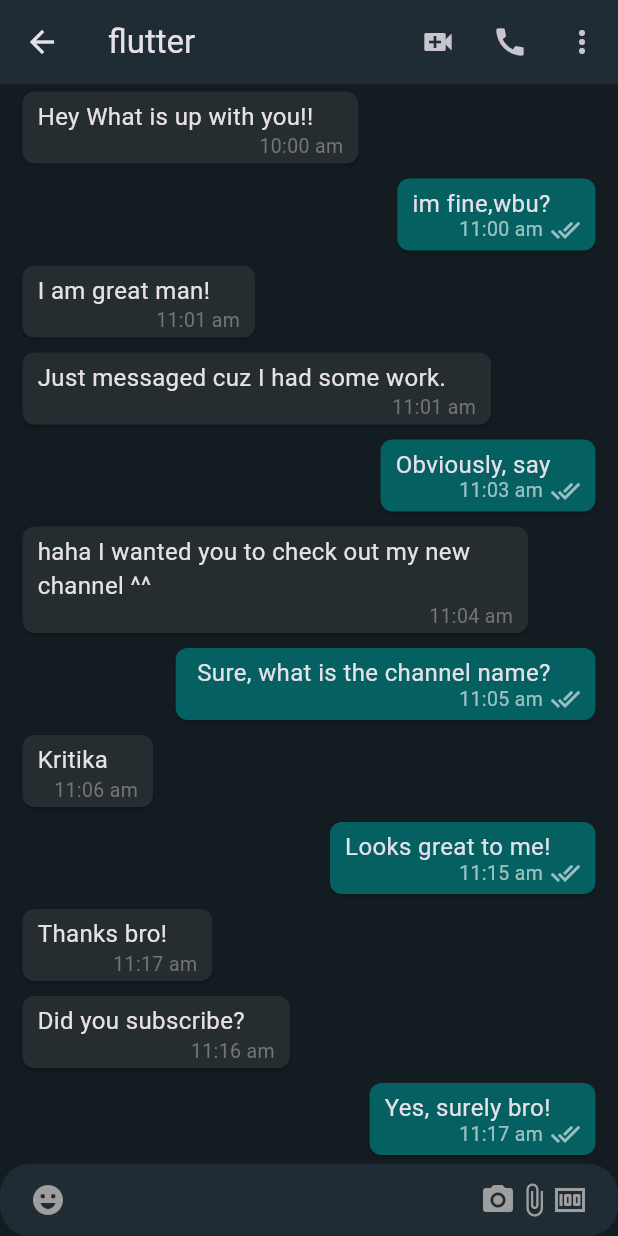
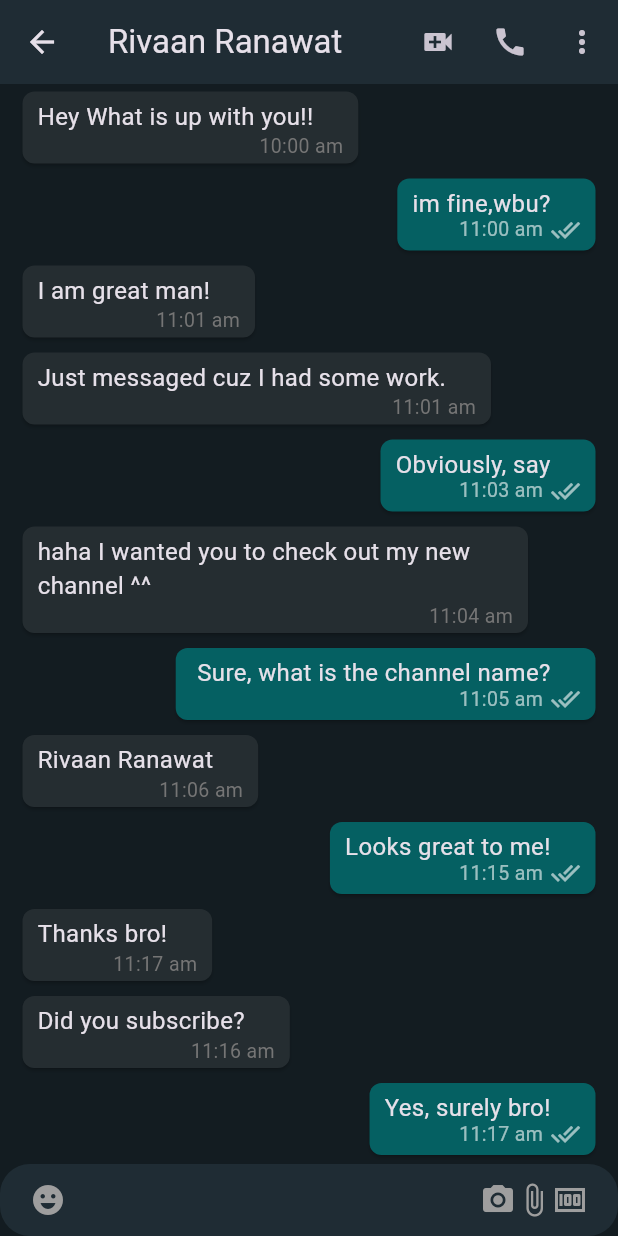
Before and after one commit to thekritikatyagi/Flutter-Whatsapp-Chat-App, a Flutter app: the MobileChatScreen screen opened directly, on a phone screen of 412 x 824 dp. Run offline on Flutter 3.47's test engine with Material 3 defaults, Android fonts, the phone set to English and light mode, and no system bars; network calls fail.

Commit message:
Add files via upload

```diff
--- a/lib/info.dart
+++ b/lib/info.dart
@@ -1,6 +1,6 @@
 const info = [
   {
-    'name': 'flutter',
+    'name': 'Rivaan Ranawat',
     'message': 'Hey, how are you doing?',
     'time': '3:53 pm',
     'profilePic':
@@ -14,7 +14,7 @@ const info = [
         'https://www.socialketchup.in/wp-content/uploads/2020/05/fi-vill-JOHN-DOE.jpg',
   },
   {
-    'name': 'whatsapp',
+    'name': 'Naman Ranawat',
     'message': 'Hello, I want to sleep.',
     'time': '1:03 pm',
     'profilePic':
@@ -93,7 +93,7 @@ const messages = [
   },
   {
     "isMe": false,
-    "text": "Kritika",
+    "text": "Rivaan Ranawat",
     "time": "11:06 am",
   },
   {
```
